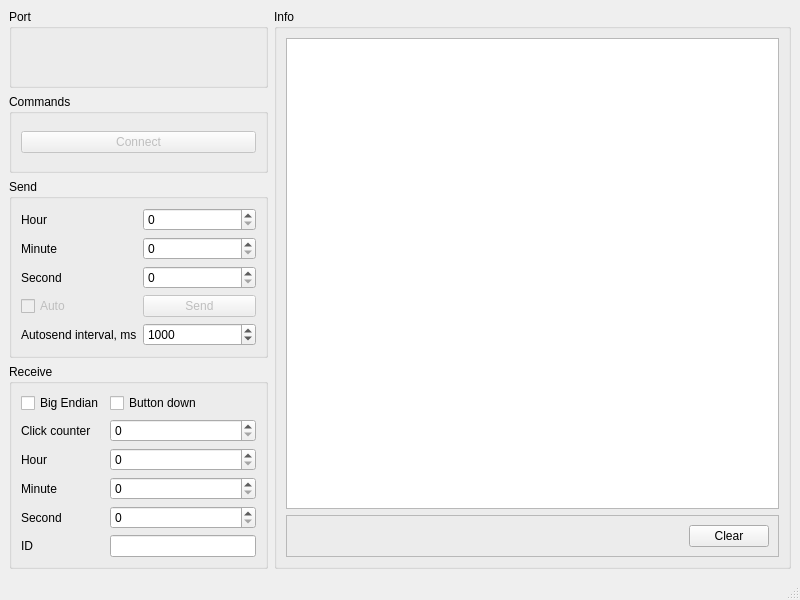
Old version of the form examples/time-but/time-but-pc/master_form.ui in the repository gsusdev/tup.
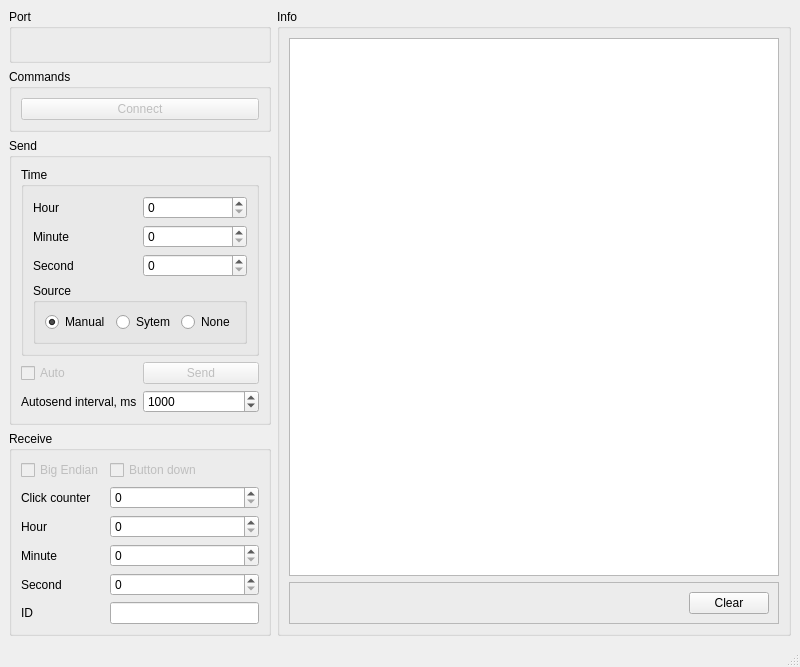
New version of the form.

The edit to the form file:
```diff
--- a/examples/time-but/time-but-pc/master_form.ui
+++ b/examples/time-but/time-but-pc/master_form.ui
@@ -7,7 +7,7 @@
     <x>0</x>
     <y>0</y>
     <width>800</width>
-    <height>600</height>
+    <height>667</height>
    </rect>
   </property>
   <property name="windowTitle">
@@ -75,6 +75,9 @@
       <layout class="QGridLayout" name="gridLayout_3">
        <item row="0" column="0">
         <widget class="QCheckBox" name="chkIsBigEndian">
+         <property name="enabled">
+          <bool>false</bool>
+         </property>
          <property name="text">
           <string>Big Endian</string>
          </property>
@@ -82,6 +85,9 @@
        </item>
        <item row="0" column="1">
         <widget class="QCheckBox" name="chkIsButDown">
+         <property name="enabled">
+          <bool>false</bool>
+         </property>
          <property name="text">
           <string>Button down</string>
          </property>
@@ -185,69 +191,7 @@
        <string>Send</string>
       </property>
       <layout class="QGridLayout" name="gridLayout_2">
-       <item row="3" column="1">
-        <widget class="QPushButton" name="butSend">
-         <property name="enabled">
-          <bool>false</bool>
-         </property>
-         <property name="text">
-          <string>Send</string>
-         </property>
-        </widget>
-       </item>
        <item row="2" column="1">
-        <widget class="QSpinBox" name="sbOutSecond">
-         <property name="maximum">
-          <number>59</number>
-         </property>
-        </widget>
-       </item>
-       <item row="1" column="1">
-        <widget class="QSpinBox" name="sbOutMinute">
-         <property name="maximum">
-          <number>59</number>
-         </property>
-        </widget>
-       </item>
-       <item row="0" column="0">
-        <widget class="QLabel" name="label">
-         <property name="text">
-          <string>Hour</string>
-         </property>
-        </widget>
-       </item>
-       <item row="0" column="1">
-        <widget class="QSpinBox" name="sbOutHour">
-         <property name="maximum">
-          <number>23</number>
-         </property>
-        </widget>
-       </item>
-       <item row="1" column="0">
-        <widget class="QLabel" name="label_2">
-         <property name="text">
-          <string>Minute</string>
-         </property>
-        </widget>
-       </item>
-       <item row="2" column="0">
-        <widget class="QLabel" name="label_3">
-         <property name="text">
-          <string>Second</string>
-         </property>
-        </widget>
-       </item>
-       <item row="3" column="0">
-        <widget class="QCheckBox" name="chkAutoSend">
-         <property name="enabled">
-          <bool>false</bool>
-         </property>
-         <property name="text">
-          <string>Auto</string>
-         </property>
-        </widget>
-       </item>
-       <item row="4" column="1">
         <widget class="QSpinBox" name="sbAutoSendInterval">
          <property name="minimum">
           <number>20</number>
@@ -260,13 +204,117 @@
          </property>
         </widget>
        </item>
-       <item row="4" column="0">
+       <item row="1" column="1">
+        <widget class="QPushButton" name="butSend">
+         <property name="enabled">
+          <bool>false</bool>
+         </property>
+         <property name="text">
+          <string>Send</string>
+         </property>
+        </widget>
+       </item>
+       <item row="1" column="0">
+        <widget class="QCheckBox" name="chkAutoSend">
+         <property name="enabled">
+          <bool>false</bool>
+         </property>
+         <property name="text">
+          <string>Auto</string>
+         </property>
+        </widget>
+       </item>
+       <item row="2" column="0">
         <widget class="QLabel" name="label_9">
          <property name="text">
           <string>Autosend interval, ms</string>
          </property>
         </widget>
        </item>
+       <item row="0" column="0" colspan="2">
+        <widget class="QGroupBox" name="groupBox_5">
+         <property name="title">
+          <string>Time</string>
+         </property>
+         <layout class="QGridLayout" name="gridLayout_5">
+          <item row="2" column="0">
+           <widget class="QLabel" name="label_3">
+            <property name="text">
+             <string>Second</string>
+            </property>
+           </widget>
+          </item>
+          <item row="3" column="0" colspan="2">
+           <widget class="QGroupBox" name="groupBox_6">
+            <property name="title">
+             <string>Source</string>
+            </property>
+            <layout class="QHBoxLayout" name="horizontalLayout_3">
+             <item>
+              <widget class="QRadioButton" name="rbTimeManual">
+               <property name="text">
+                <string>Manual</string>
+               </property>
+               <property name="checked">
+                <bool>true</bool>
+               </property>
+              </widget>
+             </item>
+             <item>
+              <widget class="QRadioButton" name="rbTimeSystem">
+               <property name="text">
+                <string>Sytem</string>
+               </property>
+              </widget>
+             </item>
+             <item>
+              <widget class="QRadioButton" name="rbTimeNone">
+               <property name="text">
+                <string>None</string>
+               </property>
+              </widget>
+             </item>
+            </layout>
+           </widget>
+          </item>
+          <item row="1" column="1">
+           <widget class="QSpinBox" name="sbOutMinute">
+            <property name="maximum">
+             <number>59</number>
+            </property>
+           </widget>
+          </item>
+          <item row="0" column="1">
+           <widget class="QSpinBox" name="sbOutHour">
+            <property name="maximum">
+             <number>23</number>
+            </property>
+           </widget>
+          </item>
+          <item row="1" column="0">
+           <widget class="QLabel" name="label_2">
+            <property name="text">
+             <string>Minute</string>
+            </property>
+           </widget>
+          </item>
+          <item row="0" column="0">
+           <widget class="QLabel" name="label">
+            <property name="text">
+             <string>Hour</string>
+            </property>
+           </widget>
+          </item>
+          <item row="2" column="1">
+           <widget class="QSpinBox" name="sbOutSecond">
+            <property name="maximum">
+             <number>59</number>
+            </property>
+           </widget>
+          </item>
+         </layout>
+        </widget>
+       </item>
       </layout>
      </widget>
     </item>
```
Left out of the diff: 4 changed lines with no effect on the pictures.
